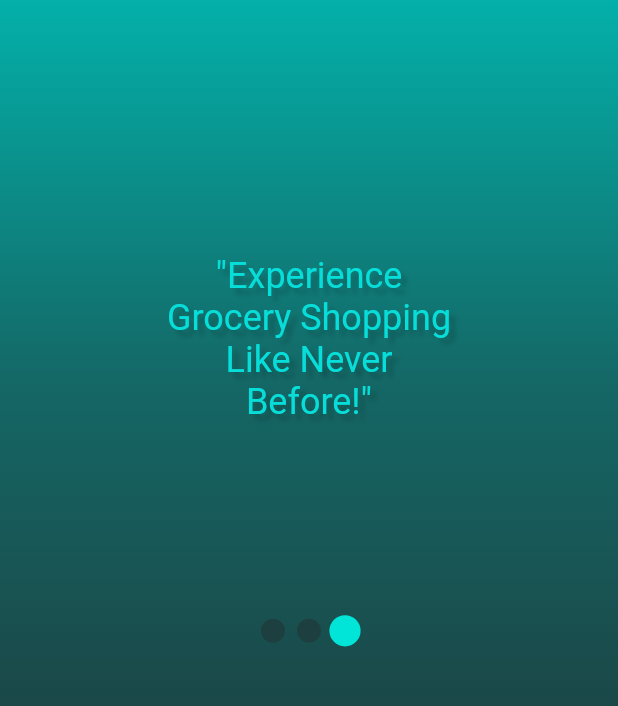
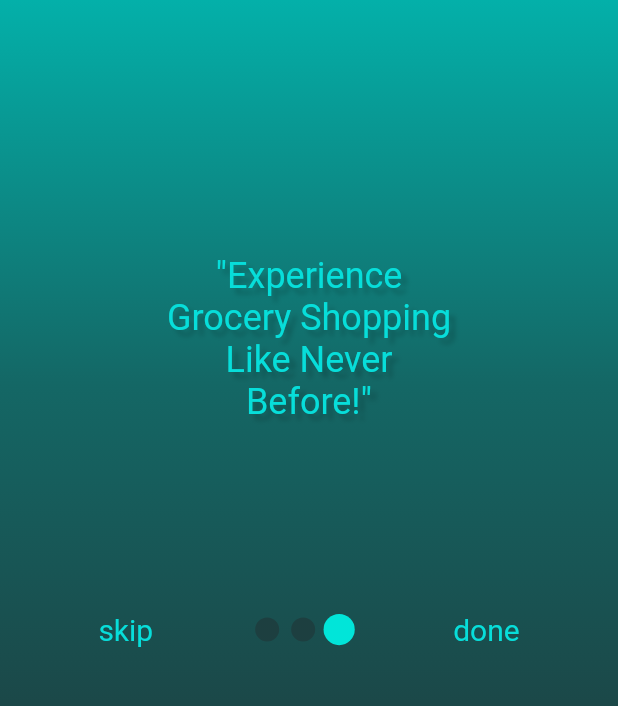
Before and after one commit to ListMe-MP/list_me, a Flutter app: the screen it shows after launch, swiped to page 3, on a phone screen of 412 x 824 dp, the part 439-1145 px from its top. Run offline on Flutter 3.47's test engine with Material 2 defaults, Android fonts, the phone set to English and light mode, and no system bars; drawn by our look-alikes of smooth_page_indicator; our stand-ins replace google_fonts; Roboto replaces fonts that are missing (Castoro).

Commit message:
add skip and done buttons

```diff
--- a/lib/onboarding_screen.dart
+++ b/lib/onboarding_screen.dart
@@ -1,4 +1,5 @@
 import 'package:flutter/material.dart';
+import 'package:list_me/screens/home_page.dart';
 import 'package:smooth_page_indicator/smooth_page_indicator.dart';
 import 'package:google_fonts/google_fonts.dart';
 
@@ -12,6 +13,9 @@ class OnBoardingScreen extends StatefulWidget {
 class _OnBoardingScreenState extends State<OnBoardingScreen> {
   // controller to keep track of which page we're on
   final PageController _controller = PageController();
+
+  // keep track of if we are on the last page or not
+  bool onLastPage = false;
 
   @override
   Widget build(BuildContext context) {
@@ -44,6 +48,11 @@ class _OnBoardingScreenState extends State<OnBoardingScreen> {
           // paragraph
           PageView(
             controller: _controller,
+            onPageChanged: (index) {
+              setState(() {
+                onLastPage = (index == 2);
+              });
+            },
             children: [
               // screen 1
               Center(
@@ -118,14 +127,58 @@ class _OnBoardingScreenState extends State<OnBoardingScreen> {
           // dot indicators
           Container(
               alignment: const Alignment(0, 0.75),
-              child: SmoothPageIndicator(
+              child: Row(
+                mainAxisAlignment: MainAxisAlignment.spaceEvenly,
+                children: [
+                  // skip
+                  GestureDetector(
+                    onTap: () {
+                      _controller.jumpToPage(2);
+                    },
+                    child: Text(
+                      'skip',
+                      style: TextStyle(
+                          color: Color.fromRGBO(7, 222, 218, 1), fontSize: 20),
+                    ),
+                  ),
+                  // dot indicator
+                  SmoothPageIndicator(
                     controller: _controller,
                     count: 3,
                     effect: const ScrollingDotsEffect(
                       activeDotColor: Color.fromRGBO(1, 229, 217, 1),
                       dotColor: Color.fromRGBO(29, 63, 64, 1),
                     ),
+                  ),
+                  // next or done
+                  onLastPage
+                      ? GestureDetector(
+                          onTap: () {
+                            Navigator.push(context,
+                                MaterialPageRoute(builder: (context) {
+                              return HomePage();
+                            }));
+                          },
+                          child: Text(
+                            'done',
+                            style: TextStyle(
+                                color: Color.fromRGBO(7, 222, 218, 1),
+                                fontSize: 20),
                           ))
+                      : GestureDetector(
+                          onTap: () {
+                            _controller.nextPage(
+                                duration: Duration(milliseconds: 500),
+                                curve: Curves.easeIn);
+                          },
+                          child: Text(
+                            'next',
+                            style: TextStyle(
+                                color: Color.fromRGBO(7, 222, 218, 1),
+                                fontSize: 20),
+                          )),
+                ],
+              )),
         ],
       ),
     );
```
Also changed, not shown: lib/screens/home_page.dart (added, +15 -0 lines). Lines whose indentation alone changed are shown as unchanged.
